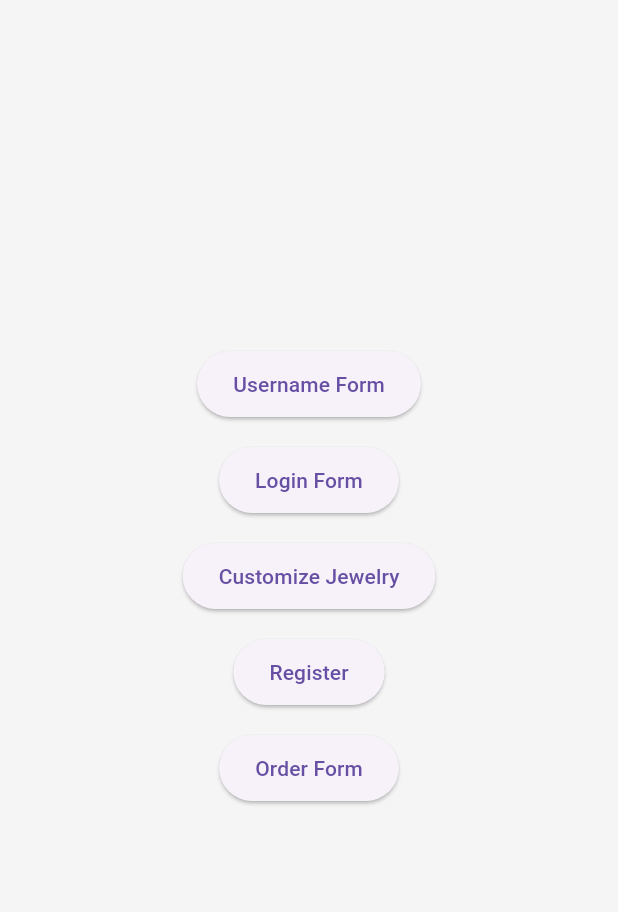
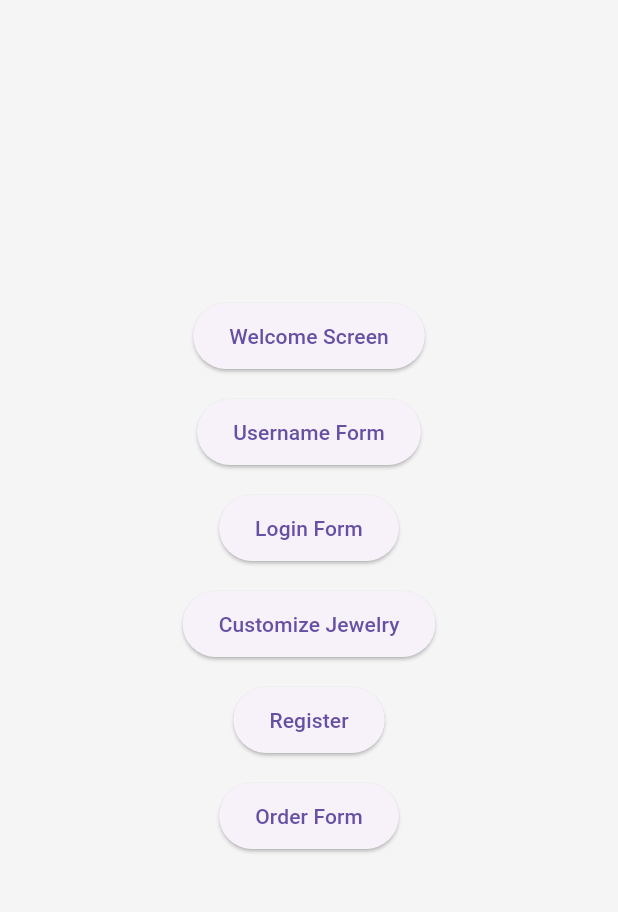
Before and after one commit to agbtndg/PROFE8-Activity3-JewelryApp, a Flutter app: the screen it shows after launch, on a phone screen of 412 x 824 dp, the part 84-996 px from its top. Run offline on Flutter 3.47's test engine with Material 3 defaults, Android fonts, the phone set to English and light mode, and no system bars.

Commit message:
Add Instruction 11: Two screens with Navigator.push() and Navigator.pop()

```diff
--- a/lib/main.dart
+++ b/lib/main.dart
@@ -3,6 +3,7 @@ import 'login_screen.dart';
 import 'customization_screen.dart';
 import 'registration_screen.dart';
 import 'order_form_screen.dart';
+import 'welcome_screen.dart';
 
 void main() {
   runApp(JewelForm());
@@ -34,6 +35,19 @@ class HomeScreen extends StatelessWidget {
         child: Column(
           mainAxisAlignment: MainAxisAlignment.center,
           children: [
+            ElevatedButton(
+              onPressed: () {
+                Navigator.push(
+                  context,
+                  MaterialPageRoute(builder: (context) => WelcomeScreen()),
+                );
+              },
+              child: Text('Welcome Screen'),
+              style: ElevatedButton.styleFrom(
+                padding: EdgeInsets.symmetric(vertical: 12.0, horizontal: 24.0),
+              ),
+            ),
+            SizedBox(height: 16.0),
             ElevatedButton(
               onPressed: () {
                 Navigator.push(
```
Also changed, not shown: lib/welcome_screen.dart (added, +35 -0 lines).
